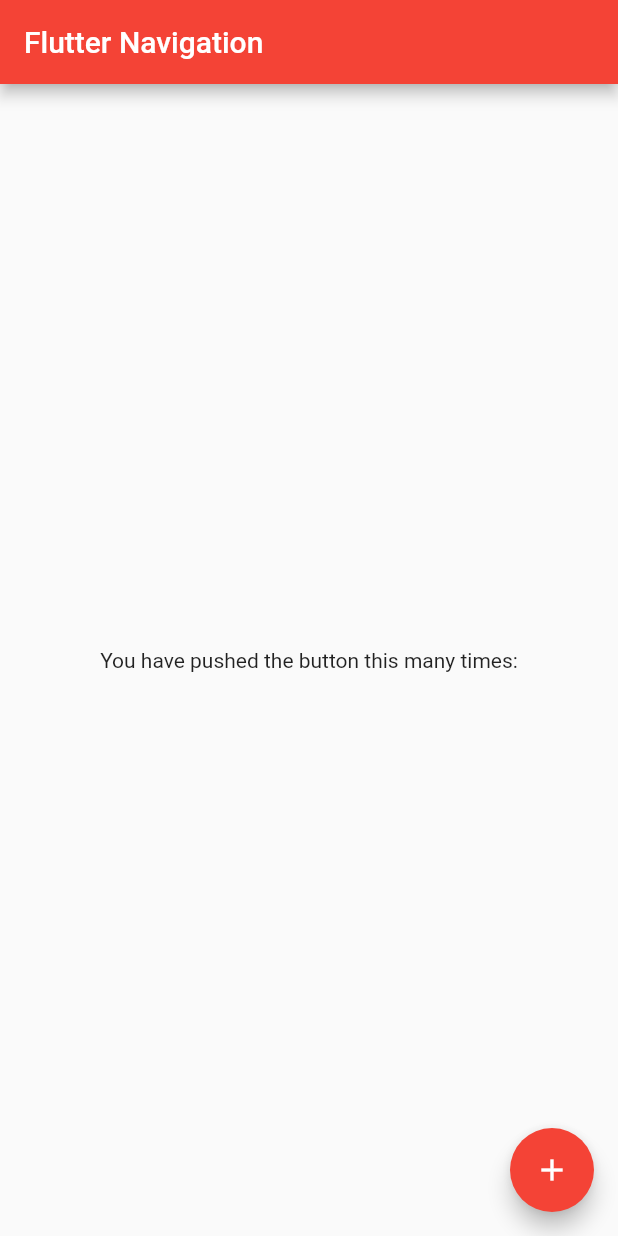
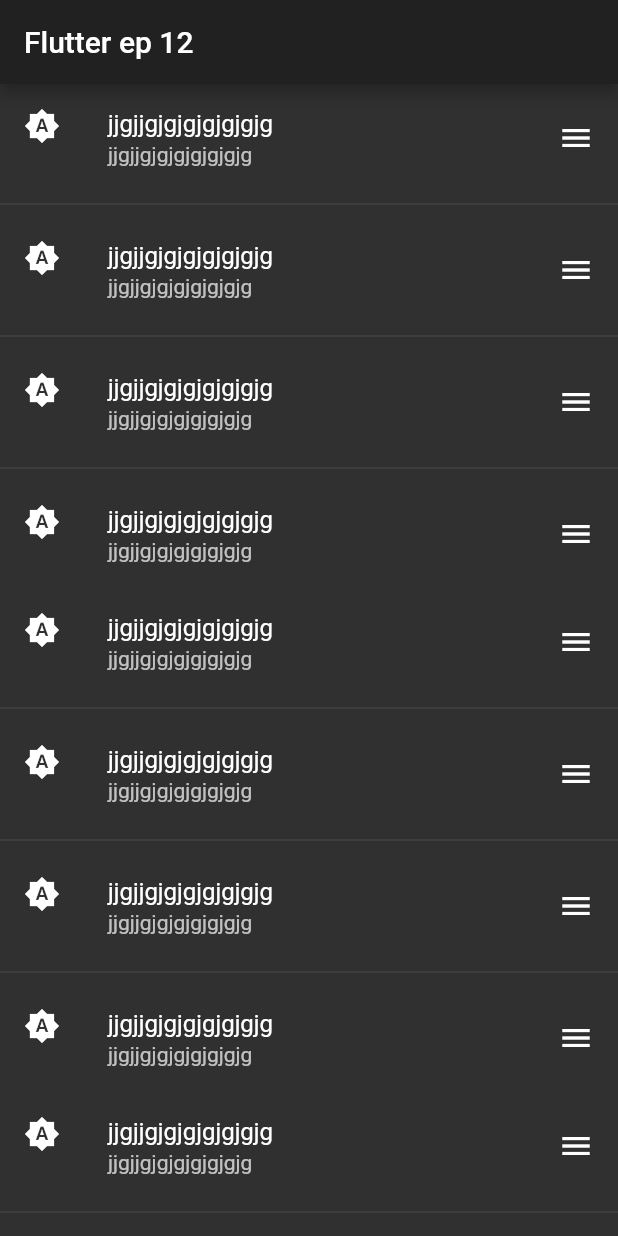
Before and after one commit to nwsudam/flutter_try_CCSL, a Flutter app: the screen it shows after launch, on a phone screen of 412 x 824 dp. Run offline on Flutter 3.47's test engine with Material 2 defaults, Android fonts, the phone set to English and light mode, and no system bars; our stand-ins replace device_preview.

Commit message:
ep12 istview1

```diff
--- a/lib/main.dart
+++ b/lib/main.dart
@@ -1,6 +1,10 @@
 import 'package:device_preview/device_preview.dart';
 import 'package:flutter/material.dart';
 
+// void main() => runApp(MyApp());
+//main() {
+//  runApp(MyApp());
+//}
 void main() => runApp(
       DevicePreview(
 //    enabled: !kReleaseMode,
@@ -13,13 +17,15 @@
   @override
   Widget build(BuildContext context) {
     return MaterialApp(
+      debugShowCheckedModeBanner: false,
       locale: DevicePreview.of(context).locale, // <--- Add the locale
       builder: DevicePreview.appBuilder, // <--- Add the builder
-      title: 'Flutter Demo',
+      title: 'Flutter ep 12',
       theme: ThemeData(
-        primarySwatch: Colors.red,
+        brightness: Brightness.dark,
+        primarySwatch: Colors.blue,
       ),
-      home: MyHomePage(title: 'Flutter Navigation'),
+      home: MyHomePage(title: 'Flutter ep 12'),
     );
   }
 }
@@ -34,27 +40,122 @@
 }
 
 class _MyHomePageState extends State<MyHomePage> {
+  int _counter = 0;
+
+  void _incrementCounter() {
+    setState(() {
+      _counter++;
+    });
+  }
+
   @override
   Widget build(BuildContext context) {
     return Scaffold(
       appBar: AppBar(
         title: Text(widget.title),
       ),
-      body: Center(
-        child: Column(
-          mainAxisAlignment: MainAxisAlignment.center,
+      body: Container(
+        child: ListView(
+          scrollDirection: Axis.vertical,
           children: <Widget>[
-            Text(
-              'You have pushed the button this many times:',
+            ListTile(
+              leading: Icon(Icons.brightness_auto),
+              title: Text('jjgjjgjgjgjgjgjgjg'),
+              subtitle: Text('jjgjjgjgjgjgjgjgjg'),
+              trailing: Icon(Icons.menu),
+              onTap: () {},
             ),
+            Divider(),
+            ListTile(
+              leading: Icon(Icons.brightness_auto),
+              title: Text('jjgjjgjgjgjgjgjgjg'),
+              subtitle: Text('jjgjjgjgjgjgjgjgjg'),
+              trailing: Icon(Icons.menu),
+              onTap: () {},
+            ),
+            Divider(),
+            ListTile(
+              leading: Icon(Icons.brightness_auto),
+              title: Text('jjgjjgjgjgjgjgjgjg'),
+              subtitle: Text('jjgjjgjgjgjgjgjgjg'),
+              trailing: Icon(Icons.menu),
+              onTap: () {},
+            ),
+            Divider(),
+            ListTile(
+              leading: Icon(Icons.brightness_auto),
+              title: Text('jjgjjgjgjgjgjgjgjg'),
+              subtitle: Text('jjgjjgjgjgjgjgjgjg'),
+              trailing: Icon(Icons.menu),
+              onTap: () {},
+            ),
+            ListTile(
+              leading: Icon(Icons.brightness_auto),
+              title: Text('jjgjjgjgjgjgjgjgjg'),
+              subtitle: Text('jjgjjgjgjgjgjgjgjg'),
+              trailing: Icon(Icons.menu),
+              onTap: () {},
+            ),
+            Divider(),
+            ListTile(
+              leading: Icon(Icons.brightness_auto),
+              title: Text('jjgjjgjgjgjgjgjgjg'),
+              subtitle: Text('jjgjjgjgjgjgjgjgjg'),
+              trailing: Icon(Icons.menu),
+              onTap: () {},
+            ),
+            Divider(),
+            ListTile(
+              leading: Icon(Icons.brightness_auto),
+              title: Text('jjgjjgjgjgjgjgjgjg'),
+              subtitle: Text('jjgjjgjgjgjgjgjgjg'),
+              trailing: Icon(Icons.menu),
+              onTap: () {},
+            ),
+            Divider(),
+            ListTile(
+              leading: Icon(Icons.brightness_auto),
+              title: Text('jjgjjgjgjgjgjgjgjg'),
+              subtitle: Text('jjgjjgjgjgjgjgjgjg'),
+              trailing: Icon(Icons.menu),
+              onTap: () {},
+            ),
+            ListTile(
+              leading: Icon(Icons.brightness_auto),
+              title: Text('jjgjjgjgjgjgjgjgjg'),
+              subtitle: Text('jjgjjgjgjgjgjgjgjg'),
+              trailing: Icon(Icons.menu),
+              onTap: () {},
+            ),
+            Divider(),
+            ListTile(
+              leading: Icon(Icons.brightness_auto),
+              title: Text('jjgjjgjgjgjgjgjgjg'),
+              subtitle: Text('jjgjjgjgjgjgjgjgjg'),
+              trailing: Icon(Icons.menu),
+              onTap: () {},
+            ),
+            Divider(),
+            ListTile(
+              leading: Icon(Icons.brightness_auto),
+              title: Text('jjgjjgjgjgjgjgjgjg'),
+              subtitle: Text('jjgjjgjgjgjgjgjgjg'),
+              trailing: Icon(Icons.menu),
+              onTap: () {},
+            ),
+            Divider(),
+            ListTile(
+              leading: Icon(Icons.brightness_auto),
+              title: Text('jjgjjgjgjgjgjgjgjg'),
+              subtitle: Text('jjgjjgjgjgjgjgjgjg'),
+              trailing: Icon(Icons.menu),
+              onTap: () {},
+            ),
+            Divider(),
           ],
         ),
       ),
-      floatingActionButton: FloatingActionButton(
-        onPressed: () {},
-        tooltip: 'Increment',
-        child: Icon(Icons.add),
-      ), // This trailing comma makes auto-formatting nicer for build methods.
+      // This trailing comma makes auto-formatting nicer for build methods.
     );
   }
 }
--- /dev/null
+++ b/lib/screens/home_page.dart
@@ -0,0 +1,45 @@
+import 'package:flutter/material.dart';
+import 'package:flutter_app_test1/main-ep7.dart';
+import 'second_screen.dart';
+
+class MyHomePage extends StatefulWidget {
+  MyHomePage({Key key, this.title}) : super(key: key);
+
+  final String title;
+
+  @override
+  _MyHomePageState createState() => _MyHomePageState();
+}
+
+class _MyHomePageState extends State<MyHomePage> {
+  @override
+  Widget build(BuildContext context) {
+    return Scaffold(
+      appBar: AppBar(
+        title: Text(widget.title),
+      ),
+      body: Center(
+        child: Column(
+          mainAxisAlignment: MainAxisAlignment.center,
+          children: <Widget>[
+            Text(
+              'Flutter Navigation',
+            ),
+          ],
+        ),
+      ),
+      floatingActionButton: FloatingActionButton(
+        onPressed: () {
+          Navigator.of(context).push(MaterialPageRoute(
+            builder: (_) {
+              return SecondScreen("MickFrost");
+            },
+          ));
+          // Navigator.of(context).pushNamed('/second');
+        },
+        tooltip: 'Increment',
+        child: Icon(Icons.add),
+      ), // This trailing comma makes auto-formatting nicer for build methods.
+    );
+  }
+}
```
Also changed, not shown: lib/main-e11.dart (added, +32 -0 lines), lib/screens/second_screen.dart (added, +35 -0 lines), 1 other file.
